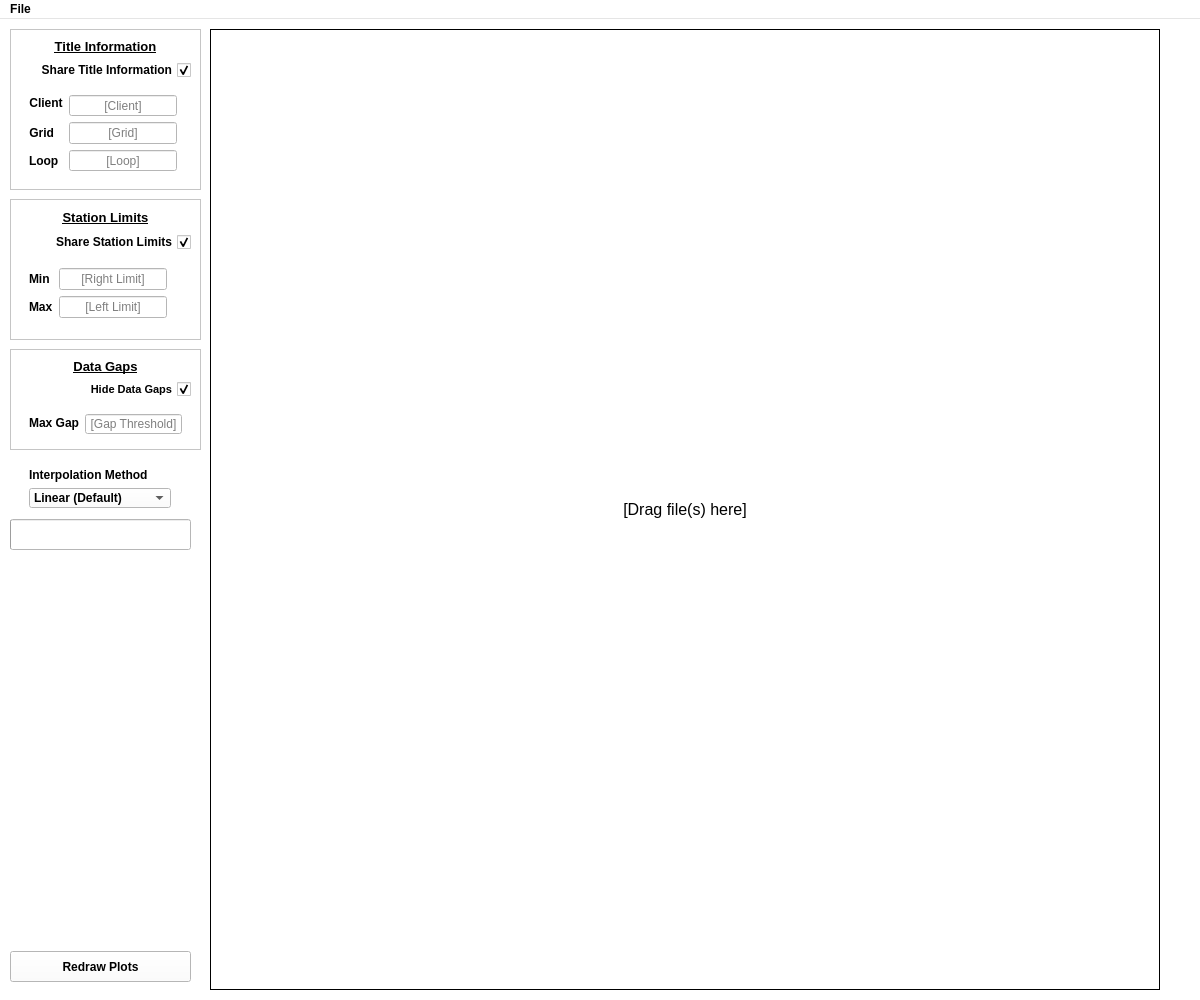
Above: src/qt_ui/main_window.ui from Eric-Meunier/Processor-Suite before the change. Below: the same form after it.
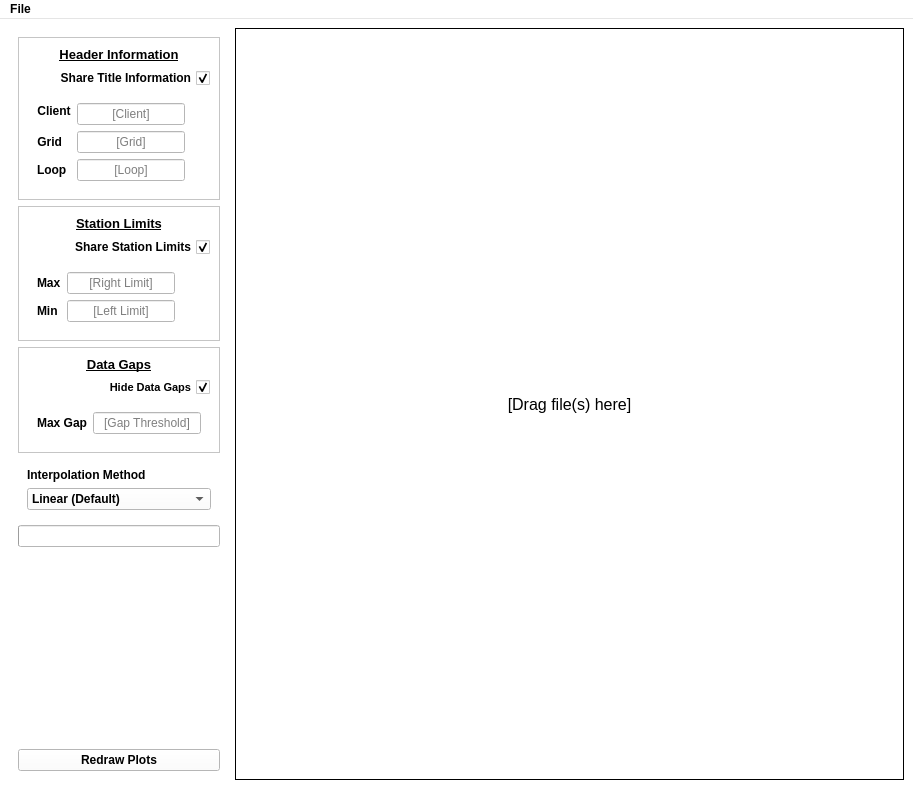
That is the form after the change.

```diff
--- a/src/qt_ui/main_window.ui
+++ b/src/qt_ui/main_window.ui
@@ -9,10 +9,16 @@
    <rect>
     <x>0</x>
     <y>0</y>
-    <width>1200</width>
-    <height>1000</height>
+    <width>913</width>
+    <height>789</height>
    </rect>
   </property>
+  <property name="sizePolicy">
+   <sizepolicy hsizetype="MinimumExpanding" vsizetype="MinimumExpanding">
+    <horstretch>0</horstretch>
+    <verstretch>0</verstretch>
+   </sizepolicy>
+  </property>
   <property name="palette">
    <palette>
     <active>
@@ -465,233 +471,29 @@
    <string>Crone Plots</string>
   </property>
   <widget class="QWidget" name="centralwidget">
+   <property name="sizePolicy">
+    <sizepolicy hsizetype="Expanding" vsizetype="Expanding">
+     <horstretch>0</horstretch>
+     <verstretch>0</verstretch>
+    </sizepolicy>
+   </property>
+   <layout class="QHBoxLayout" name="horizontalLayout">
+    <item>
    <widget class="QFrame" name="verticalFrame">
-    <property name="geometry">
-     <rect>
-      <x>210</x>
-      <y>10</y>
-      <width>950</width>
-      <height>961</height>
-     </rect>
-    </property>
     <property name="sizePolicy">
-     <sizepolicy hsizetype="Fixed" vsizetype="Fixed">
+       <sizepolicy hsizetype="Fixed" vsizetype="Preferred">
       <horstretch>0</horstretch>
       <verstretch>0</verstretch>
      </sizepolicy>
     </property>
-    <property name="frameShape">
-     <enum>QFrame::Box</enum>
-    </property>
-    <layout class="QVBoxLayout" name="plotLayout">
-     <property name="sizeConstraint">
-      <enum>QLayout::SetMinimumSize</enum>
-     </property>
+      <layout class="QVBoxLayout" name="verticalLayout_3">
      <item>
-      <widget class="QLabel" name="labeltest">
-       <property name="enabled">
-        <bool>true</bool>
-       </property>
-       <property name="sizePolicy">
-        <sizepolicy hsizetype="Preferred" vsizetype="Fixed">
-         <horstretch>0</horstretch>
-         <verstretch>0</verstretch>
-        </sizepolicy>
-       </property>
-       <property name="font">
-        <font>
-         <pointsize>12</pointsize>
-         <weight>50</weight>
-         <bold>false</bold>
-        </font>
-       </property>
-       <property name="layoutDirection">
-        <enum>Qt::LeftToRight</enum>
-       </property>
-       <property name="frameShape">
-        <enum>QFrame::NoFrame</enum>
-       </property>
-       <property name="frameShadow">
-        <enum>QFrame::Plain</enum>
-       </property>
-       <property name="text">
-        <string>[Drag file(s) here]</string>
-       </property>
-       <property name="alignment">
-        <set>Qt::AlignCenter</set>
-       </property>
-      </widget>
-     </item>
-    </layout>
-   </widget>
-   <widget class="QFrame" name="frame_DataGaps">
-    <property name="geometry">
-     <rect>
-      <x>10</x>
-      <y>330</y>
-      <width>191</width>
-      <height>101</height>
-     </rect>
-    </property>
-    <property name="sizePolicy">
-     <sizepolicy hsizetype="Fixed" vsizetype="Fixed">
-      <horstretch>0</horstretch>
-      <verstretch>0</verstretch>
-     </sizepolicy>
-    </property>
-    <property name="frameShape">
-     <enum>QFrame::StyledPanel</enum>
-    </property>
-    <layout class="QVBoxLayout" name="dataGapLayout">
-     <item>
-      <widget class="QLabel" name="dataGapsLabel">
-       <property name="sizePolicy">
-        <sizepolicy hsizetype="Preferred" vsizetype="Fixed">
-         <horstretch>0</horstretch>
-         <verstretch>0</verstretch>
-        </sizepolicy>
-       </property>
-       <property name="font">
-        <font>
-         <pointsize>10</pointsize>
-         <underline>true</underline>
-        </font>
-       </property>
-       <property name="text">
-        <string>Data Gaps</string>
-       </property>
-       <property name="alignment">
-        <set>Qt::AlignCenter</set>
-       </property>
-      </widget>
-     </item>
-     <item>
-      <widget class="QCheckBox" name="hideGapsToggle">
-       <property name="enabled">
-        <bool>true</bool>
-       </property>
-       <property name="sizePolicy">
-        <sizepolicy hsizetype="Preferred" vsizetype="Fixed">
-         <horstretch>0</horstretch>
-         <verstretch>0</verstretch>
-        </sizepolicy>
-       </property>
-       <property name="font">
-        <font>
-         <pointsize>8</pointsize>
-        </font>
-       </property>
-       <property name="layoutDirection">
-        <enum>Qt::RightToLeft</enum>
-       </property>
-       <property name="autoFillBackground">
-        <bool>false</bool>
-       </property>
-       <property name="text">
-        <string>Hide Data Gaps</string>
-       </property>
-       <property name="checked">
-        <bool>true</bool>
-       </property>
-      </widget>
-     </item>
-     <item>
-      <widget class="QFrame" name="formFrame">
-       <property name="sizePolicy">
-        <sizepolicy hsizetype="Fixed" vsizetype="Fixed">
-         <horstretch>0</horstretch>
-         <verstretch>0</verstretch>
-        </sizepolicy>
-       </property>
-       <layout class="QFormLayout" name="formLayout_3">
-        <item row="0" column="1">
-         <widget class="QLineEdit" name="editGapThresh">
-          <property name="sizePolicy">
-           <sizepolicy hsizetype="Preferred" vsizetype="Fixed">
-            <horstretch>0</horstretch>
-            <verstretch>0</verstretch>
-           </sizepolicy>
-          </property>
-          <property name="minimumSize">
-           <size>
-            <width>0</width>
-            <height>20</height>
-           </size>
-          </property>
-          <property name="font">
-           <font>
-            <weight>50</weight>
-            <bold>false</bold>
-           </font>
-          </property>
-          <property name="alignment">
-           <set>Qt::AlignCenter</set>
-          </property>
-          <property name="placeholderText">
-           <string>[Gap Threshold]</string>
-          </property>
-          <property name="clearButtonEnabled">
-           <bool>false</bool>
-          </property>
-         </widget>
-        </item>
-        <item row="0" column="0">
-         <widget class="QLabel" name="label_3">
-          <property name="text">
-           <string>Max Gap</string>
-          </property>
-          <property name="alignment">
-           <set>Qt::AlignRight|Qt::AlignTrailing|Qt::AlignVCenter</set>
-          </property>
-         </widget>
-        </item>
-       </layout>
-      </widget>
-     </item>
-    </layout>
-   </widget>
-   <widget class="QPushButton" name="pshRecalc">
-    <property name="geometry">
-     <rect>
-      <x>10</x>
-      <y>932</y>
-      <width>181</width>
-      <height>31</height>
-     </rect>
-    </property>
-    <property name="sizePolicy">
-     <sizepolicy hsizetype="Minimum" vsizetype="Fixed">
-      <horstretch>0</horstretch>
-      <verstretch>0</verstretch>
-     </sizepolicy>
-    </property>
-    <property name="minimumSize">
-     <size>
-      <width>82</width>
-      <height>0</height>
-     </size>
-    </property>
-    <property name="acceptDrops">
-     <bool>false</bool>
-    </property>
-    <property name="autoFillBackground">
-     <bool>false</bool>
-    </property>
-    <property name="text">
-     <string>Redraw Plots</string>
-    </property>
-    <property name="checkable">
-     <bool>false</bool>
-    </property>
-   </widget>
    <widget class="QFrame" name="frame_TitleInfo">
-    <property name="geometry">
-     <rect>
-      <x>10</x>
-      <y>10</y>
-      <width>191</width>
-      <height>161</height>
-     </rect>
+         <property name="sizePolicy">
+          <sizepolicy hsizetype="Minimum" vsizetype="Minimum">
+           <horstretch>0</horstretch>
+           <verstretch>0</verstretch>
+          </sizepolicy>
     </property>
     <property name="frameShape">
      <enum>QFrame::StyledPanel</enum>
@@ -712,7 +514,7 @@
         </font>
        </property>
        <property name="text">
-        <string>Title Information</string>
+             <string>Header Information</string>
        </property>
        <property name="alignment">
         <set>Qt::AlignCenter</set>
@@ -899,17 +701,11 @@
      </item>
     </layout>
    </widget>
+       </item>
+       <item>
    <widget class="QFrame" name="frame_StationLimits">
-    <property name="geometry">
-     <rect>
-      <x>10</x>
-      <y>180</y>
-      <width>191</width>
-      <height>141</height>
-     </rect>
-    </property>
     <property name="sizePolicy">
-     <sizepolicy hsizetype="Fixed" vsizetype="Fixed">
+          <sizepolicy hsizetype="Minimum" vsizetype="Minimum">
       <horstretch>0</horstretch>
       <verstretch>0</verstretch>
      </sizepolicy>
@@ -1021,53 +817,145 @@
         <item row="0" column="0">
          <widget class="QLabel" name="label">
           <property name="text">
-           <string>Min</string>
-          </property>
-         </widget>
-        </item>
-        <item row="1" column="0">
-         <widget class="QLabel" name="label_2">
-          <property name="text">
            <string>Max</string>
           </property>
          </widget>
         </item>
+             <item row="1" column="0">
+              <widget class="QLabel" name="label_2">
+               <property name="text">
+                <string>Min</string>
+               </property>
+              </widget>
+             </item>
        </layout>
       </widget>
      </item>
     </layout>
    </widget>
-   <widget class="QProgressBar" name="progressBar">
-    <property name="geometry">
-     <rect>
-      <x>10</x>
-      <y>500</y>
-      <width>181</width>
-      <height>31</height>
-     </rect>
-    </property>
-    <property name="value">
-     <number>0</number>
-    </property>
-    <property name="textVisible">
+       </item>
+       <item>
+        <widget class="QFrame" name="frame_DataGaps">
+         <property name="sizePolicy">
+          <sizepolicy hsizetype="Minimum" vsizetype="Minimum">
+           <horstretch>0</horstretch>
+           <verstretch>0</verstretch>
+          </sizepolicy>
+         </property>
+         <property name="frameShape">
+          <enum>QFrame::StyledPanel</enum>
+         </property>
+         <layout class="QVBoxLayout" name="dataGapLayout">
+          <item>
+           <widget class="QLabel" name="dataGapsLabel">
+            <property name="sizePolicy">
+             <sizepolicy hsizetype="Preferred" vsizetype="Fixed">
+              <horstretch>0</horstretch>
+              <verstretch>0</verstretch>
+             </sizepolicy>
+            </property>
+            <property name="font">
+             <font>
+              <pointsize>10</pointsize>
+              <underline>true</underline>
+             </font>
+            </property>
+            <property name="text">
+             <string>Data Gaps</string>
+            </property>
+            <property name="alignment">
+             <set>Qt::AlignCenter</set>
+            </property>
+           </widget>
+          </item>
+          <item>
+           <widget class="QCheckBox" name="hideGapsToggle">
+            <property name="enabled">
+             <bool>true</bool>
+            </property>
+            <property name="sizePolicy">
+             <sizepolicy hsizetype="Preferred" vsizetype="Fixed">
+              <horstretch>0</horstretch>
+              <verstretch>0</verstretch>
+             </sizepolicy>
+            </property>
+            <property name="font">
+             <font>
+              <pointsize>8</pointsize>
+             </font>
+            </property>
+            <property name="layoutDirection">
+             <enum>Qt::RightToLeft</enum>
+            </property>
+            <property name="autoFillBackground">
      <bool>false</bool>
     </property>
-    <property name="orientation">
-     <enum>Qt::Horizontal</enum>
-    </property>
-    <property name="format">
-     <string>%p%</string>
-    </property>
-   </widget>
+            <property name="text">
+             <string>Hide Data Gaps</string>
+            </property>
+            <property name="checked">
+             <bool>true</bool>
+            </property>
+           </widget>
+          </item>
+          <item>
+           <widget class="QFrame" name="formFrame">
+            <property name="sizePolicy">
+             <sizepolicy hsizetype="Fixed" vsizetype="Fixed">
+              <horstretch>0</horstretch>
+              <verstretch>0</verstretch>
+             </sizepolicy>
+            </property>
+            <layout class="QFormLayout" name="formLayout_3">
+             <item row="0" column="1">
+              <widget class="QLineEdit" name="editGapThresh">
+               <property name="sizePolicy">
+                <sizepolicy hsizetype="Preferred" vsizetype="Fixed">
+                 <horstretch>0</horstretch>
+                 <verstretch>0</verstretch>
+                </sizepolicy>
+               </property>
+               <property name="minimumSize">
+                <size>
+                 <width>0</width>
+                 <height>20</height>
+                </size>
+               </property>
+               <property name="font">
+                <font>
+                 <weight>50</weight>
+                 <bold>false</bold>
+                </font>
+               </property>
+               <property name="alignment">
+                <set>Qt::AlignCenter</set>
+               </property>
+               <property name="placeholderText">
+                <string>[Gap Threshold]</string>
+               </property>
+               <property name="clearButtonEnabled">
+                <bool>false</bool>
+               </property>
+              </widget>
+             </item>
+             <item row="0" column="0">
+              <widget class="QLabel" name="label_3">
+               <property name="text">
+                <string>Max Gap</string>
+               </property>
+               <property name="alignment">
+                <set>Qt::AlignRight|Qt::AlignTrailing|Qt::AlignVCenter</set>
+               </property>
+              </widget>
+             </item>
+            </layout>
+           </widget>
+          </item>
+         </layout>
+        </widget>
+       </item>
+       <item>
    <widget class="QFrame" name="verticalFrame_InterpMethod">
-    <property name="geometry">
-     <rect>
-      <x>20</x>
-      <y>440</y>
-      <width>160</width>
-      <height>51</height>
-     </rect>
-    </property>
     <property name="sizePolicy">
      <sizepolicy hsizetype="Preferred" vsizetype="Preferred">
       <horstretch>0</horstretch>
@@ -1124,13 +1012,131 @@
      </item>
     </layout>
    </widget>
+       </item>
+       <item>
+        <widget class="QProgressBar" name="progressBar">
+         <property name="value">
+          <number>0</number>
+         </property>
+         <property name="textVisible">
+          <bool>false</bool>
+         </property>
+         <property name="orientation">
+          <enum>Qt::Horizontal</enum>
+         </property>
+         <property name="format">
+          <string>%p%</string>
+         </property>
+        </widget>
+       </item>
+       <item>
+        <spacer name="verticalSpacer">
+         <property name="orientation">
+          <enum>Qt::Vertical</enum>
+         </property>
+         <property name="sizeType">
+          <enum>QSizePolicy::Expanding</enum>
+         </property>
+         <property name="sizeHint" stdset="0">
+          <size>
+           <width>20</width>
+           <height>100</height>
+          </size>
+         </property>
+        </spacer>
+       </item>
+       <item>
+        <widget class="QPushButton" name="pshRecalc">
+         <property name="sizePolicy">
+          <sizepolicy hsizetype="Minimum" vsizetype="Fixed">
+           <horstretch>0</horstretch>
+           <verstretch>0</verstretch>
+          </sizepolicy>
+         </property>
+         <property name="minimumSize">
+          <size>
+           <width>82</width>
+           <height>0</height>
+          </size>
+         </property>
+         <property name="acceptDrops">
+          <bool>false</bool>
+         </property>
+         <property name="autoFillBackground">
+          <bool>false</bool>
+         </property>
+         <property name="text">
+          <string>Redraw Plots</string>
+         </property>
+         <property name="checkable">
+          <bool>false</bool>
+         </property>
+        </widget>
+       </item>
+      </layout>
+     </widget>
+    </item>
+    <item>
+     <widget class="QFrame" name="vertical_plot_frame">
+      <property name="sizePolicy">
+       <sizepolicy hsizetype="Expanding" vsizetype="Expanding">
+        <horstretch>0</horstretch>
+        <verstretch>0</verstretch>
+       </sizepolicy>
+      </property>
+      <property name="frameShape">
+       <enum>QFrame::Box</enum>
+      </property>
+      <layout class="QVBoxLayout" name="plotLayout">
+       <property name="sizeConstraint">
+        <enum>QLayout::SetMinimumSize</enum>
+       </property>
+       <item>
+        <widget class="QLabel" name="labeltest">
+         <property name="enabled">
+          <bool>true</bool>
+         </property>
+         <property name="sizePolicy">
+          <sizepolicy hsizetype="Expanding" vsizetype="Expanding">
+           <horstretch>0</horstretch>
+           <verstretch>0</verstretch>
+          </sizepolicy>
+         </property>
+         <property name="font">
+          <font>
+           <pointsize>12</pointsize>
+           <weight>50</weight>
+           <bold>false</bold>
+          </font>
+         </property>
+         <property name="layoutDirection">
+          <enum>Qt::LeftToRight</enum>
+         </property>
+         <property name="frameShape">
+          <enum>QFrame::NoFrame</enum>
+         </property>
+         <property name="frameShadow">
+          <enum>QFrame::Plain</enum>
+         </property>
+         <property name="text">
+          <string>[Drag file(s) here]</string>
+         </property>
+         <property name="alignment">
+          <set>Qt::AlignCenter</set>
+         </property>
+        </widget>
+       </item>
+      </layout>
+     </widget>
+    </item>
+   </layout>
   </widget>
   <widget class="QMenuBar" name="menubar">
    <property name="geometry">
     <rect>
      <x>0</x>
      <y>0</y>
-     <width>1200</width>
+     <width>913</width>
      <height>21</height>
     </rect>
    </property>
```
Lines whose indentation alone changed are shown as unchanged.
